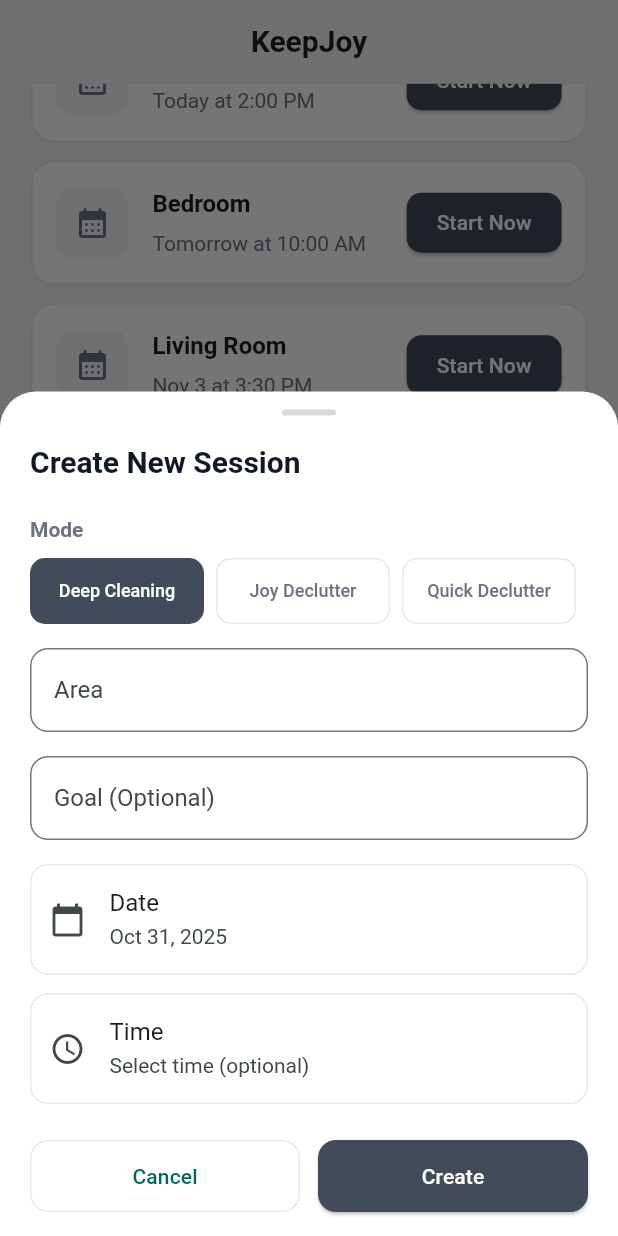
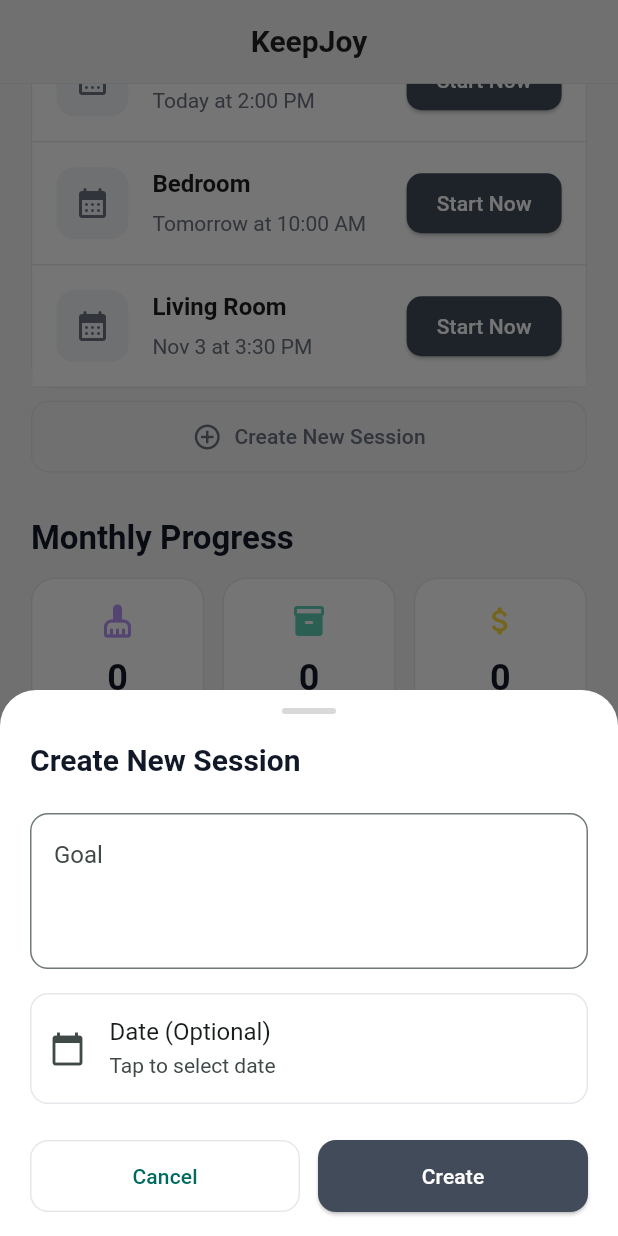
Before and after one commit to icaichen/KeepJoy, a Flutter app: the screen it shows after launch, scrolled down 576 dp, after a tap on "Create New Session", on a phone screen of 412 x 824 dp. Run offline on Flutter 3.47's test engine with Material 3 defaults, Android fonts, the phone set to English and light mode, and no system bars; our stand-ins replace image_picker, supabase_flutter, table_calendar; missing offline and left inert: google_mlkit_image_labeling; accounts and stored records are empty; Roboto replaces fonts that are missing (SF Pro Display, SF Pro Text); project files that could hold a hidden picture were left out.

Commit message:
change streak and declutter calendar add goal function

```diff
--- a/lib/features/dashboard/dashboard_screen.dart
+++ b/lib/features/dashboard/dashboard_screen.dart
@@ -171,11 +171,8 @@
   }
 
   void _showAddSessionDialog(BuildContext context, bool isChinese) {
-    final TextEditingController areaController = TextEditingController();
     final TextEditingController goalController = TextEditingController();
-    DateTime? selectedDate = DateTime.now();
-    TimeOfDay? selectedTime;
-    SessionMode selectedMode = SessionMode.deepCleaning;
+    DateTime? selectedDate;
 
     showModalBottomSheet<void>(
       context: context,
@@ -195,7 +192,6 @@
                 top: 12,
               ),
               child: SafeArea(
-                child: SingleChildScrollView(
                 child: Column(
                   mainAxisSize: MainAxisSize.min,
                   crossAxisAlignment: CrossAxisAlignment.start,
@@ -221,78 +217,24 @@
                     ),
                     const SizedBox(height: 20),
 
-                      // Mode Selection
-                      Text(
-                        isChinese ? '模式' : 'Mode',
-                        style: const TextStyle(
-                          fontSize: 14,
-                          fontWeight: FontWeight.w600,
-                          color: Color(0xFF6B7280),
-                        ),
-                      ),
-                      const SizedBox(height: 8),
-                      Row(
-                        children: SessionMode.values.map((mode) {
-                          final isSelected = selectedMode == mode;
-                          return Expanded(
-                            child: Padding(
-                              padding: const EdgeInsets.only(right: 8),
-                              child: InkWell(
-                                onTap: () {
-                                  setModalState(() {
-                                    selectedMode = mode;
-                                  });
-                                },
-                                child: Container(
-                                  padding: const EdgeInsets.symmetric(vertical: 12),
-                                  decoration: BoxDecoration(
-                                    color: isSelected ? const Color(0xFF414B5A) : Colors.white,
-                                    border: Border.all(
-                                      color: isSelected ? const Color(0xFF414B5A) : const Color(0xFFE5E7EA),
-                                    ),
-                                    borderRadius: BorderRadius.circular(10),
-                                  ),
-                                  child: Text(
-                                    mode.displayName(isChinese),
-                                    style: TextStyle(
-                                      fontSize: 12,
-                                      fontWeight: FontWeight.w500,
-                                      color: isSelected ? Colors.white : const Color(0xFF6B7280),
-                                    ),
-                                    textAlign: TextAlign.center,
-                                  ),
-                                ),
-                              ),
-                            ),
-                          );
-                        }).toList(),
-                      ),
-                      const SizedBox(height: 16),
-
+                    // Free-form goal input
                     TextField(
-                        controller: areaController,
+                      controller: goalController,
+                      maxLines: 3,
                       decoration: InputDecoration(
-                          labelText: isChinese ? '区域' : 'Area',
-                          hintText: isChinese ? '例如：厨房、卧室' : 'e.g., Kitchen, Bedroom',
+                        labelText: isChinese ? '目标' : 'Goal',
+                        hintText: isChinese
+                            ? '例如：12月底前整理50件物品\n或：清理厨房并拍照记录'
+                            : 'e.g., Declutter 50 items by end of December\nor Clean kitchen and take photos',
                         border: OutlineInputBorder(
                           borderRadius: BorderRadius.circular(12),
                         ),
+                        alignLabelWithHint: true,
                       ),
                     ),
                     const SizedBox(height: 16),
 
-                      TextField(
-                        controller: goalController,
-                        decoration: InputDecoration(
-                          labelText: isChinese ? '目标（可选）' : 'Goal (Optional)',
-                          hintText: isChinese ? '例如：整理50件物品' : 'e.g., Declutter 50 items',
-                          border: OutlineInputBorder(
-                            borderRadius: BorderRadius.circular(12),
-                          ),
-                        ),
-                      ),
-                      const SizedBox(height: 16),
-
+                    // Optional date
                     ListTile(
                       contentPadding: const EdgeInsets.symmetric(horizontal: 12),
                       shape: RoundedRectangleBorder(
@@ -300,12 +242,22 @@
                         side: const BorderSide(color: Color(0xFFE5E7EA)),
                       ),
                       leading: const Icon(Icons.calendar_today),
-                        title: Text(isChinese ? '日期' : 'Date'),
+                      title: Text(isChinese ? '日期（可选）' : 'Date (Optional)'),
                       subtitle: Text(
                         selectedDate != null
                             ? DateFormat(isChinese ? 'yyyy年M月d日' : 'MMM d, yyyy').format(selectedDate!)
-                              : (isChinese ? '选择日期' : 'Select date'),
-                        ),
+                            : (isChinese ? '点击选择日期' : 'Tap to select date'),
+                      ),
+                      trailing: selectedDate != null
+                          ? IconButton(
+                              icon: const Icon(Icons.clear, size: 20),
+                              onPressed: () {
+                                setModalState(() {
+                                  selectedDate = null;
+                                });
+                              },
+                            )
+                          : null,
                       onTap: () async {
                         final picked = await showDatePicker(
                           context: builderContext,
@@ -316,32 +268,6 @@
                         if (picked != null) {
                           setModalState(() {
                             selectedDate = picked;
-                            });
-                          }
-                        },
-                      ),
-                      const SizedBox(height: 12),
-                      ListTile(
-                        contentPadding: const EdgeInsets.symmetric(horizontal: 12),
-                        shape: RoundedRectangleBorder(
-                          borderRadius: BorderRadius.circular(12),
-                          side: const BorderSide(color: Color(0xFFE5E7EA)),
-                        ),
-                        leading: const Icon(Icons.access_time),
-                        title: Text(isChinese ? '时间' : 'Time'),
-                        subtitle: Text(
-                          selectedTime != null
-                              ? selectedTime!.format(builderContext)
-                              : (isChinese ? '选择时间（可选）' : 'Select time (optional)'),
-                        ),
-                        onTap: () async {
-                          final picked = await showTimePicker(
-                            context: builderContext,
-                            initialTime: selectedTime ?? TimeOfDay.now(),
-                          );
-                          if (picked != null) {
-                            setModalState(() {
-                              selectedTime = picked;
                           });
                         }
                       },
@@ -366,10 +292,10 @@
                         Expanded(
                           child: ElevatedButton(
                             onPressed: () {
-                                if (areaController.text.trim().isEmpty) {
+                              if (goalController.text.trim().isEmpty) {
                                 ScaffoldMessenger.of(context).showSnackBar(
                                   SnackBar(
-                                      content: Text(isChinese ? '请输入区域名称' : 'Please enter an area name'),
+                                    content: Text(isChinese ? '请输入目标' : 'Please enter a goal'),
                                   ),
                                 );
                                 return;
@@ -377,14 +303,14 @@
 
                               final newSession = PlannedSession(
                                 id: DateTime.now().millisecondsSinceEpoch.toString(),
-                                  title: '${areaController.text} Declutter',
-                                  area: areaController.text.trim(),
+                                title: goalController.text.trim(),
+                                area: 'General',
                                 scheduledDate: selectedDate,
-                                  scheduledTime: selectedTime?.format(builderContext),
+                                scheduledTime: null,
                                 createdAt: DateTime.now(),
                                 priority: TaskPriority.thisWeek,
-                                  mode: selectedMode,
-                                  goal: goalController.text.trim().isEmpty ? null : goalController.text.trim(),
+                                mode: SessionMode.quickDeclutter,
+                                goal: goalController.text.trim(),
                               );
 
                               widget.onAddPlannedSession(newSession);
@@ -411,7 +337,6 @@
                     ),
                     const SizedBox(height: 16),
                   ],
-                  ),
                 ),
               ),
             );
@@ -749,6 +674,23 @@
       return isChinese ? '$dateStr $time' : '$dateStr at $time';
     } else {
       return dateStr;
+    }
+  }
+
+  void _startSessionFromPlanned(PlannedSession session) {
+    switch (session.mode) {
+      case SessionMode.deepCleaning:
+        // For deep cleaning, start the session (which will take to before photo page)
+        widget.onStartSession(session.area);
+        break;
+      case SessionMode.joyDeclutter:
+        // For joy declutter, navigate to joy declutter flow
+        widget.onOpenJoyDeclutter();
+        break;
+      case SessionMode.quickDeclutter:
+        // For quick declutter, navigate to quick declutter flow
+        widget.onOpenQuickDeclutter();
+        break;
     }
   }
 
@@ -1298,15 +1240,20 @@
                         ),
                         const SizedBox(height: 16),
 
-                        // Planned session cards with swipe to delete
-                        ...widget.plannedSessions.take(3).map((session) {
+                        // Planned session cards container with swipe to delete
+                        Container(
+                          decoration: BoxDecoration(
+                            color: Colors.white,
+                            borderRadius: BorderRadius.circular(16),
+                            border: Border.all(color: const Color(0xFFE5E7EA)),
+                          ),
+                          child: Column(
+                            children: widget.plannedSessions.take(3).map((session) {
                               return Dismissible(
                                 key: Key(session.id),
                                 background: Container(
-                              margin: const EdgeInsets.only(bottom: 12),
-                              decoration: BoxDecoration(
+                                  decoration: const BoxDecoration(
                                     color: Colors.red,
-                                borderRadius: BorderRadius.circular(16),
                                   ),
                                   alignment: Alignment.centerRight,
                                   padding: const EdgeInsets.only(right: 20),
@@ -1325,19 +1272,15 @@
                                   );
                                 },
                                 child: Container(
-                              margin: const EdgeInsets.only(bottom: 12),
                                   padding: const EdgeInsets.all(16),
                                   decoration: BoxDecoration(
                                     color: Colors.white,
-                                borderRadius: BorderRadius.circular(16),
-                                border: Border.all(color: const Color(0xFFE5E7EA)),
-                                boxShadow: const [
-                                  BoxShadow(
-                                    color: Color(0x0A000000),
-                                    blurRadius: 8,
-                                    offset: Offset(0, 2),
-                                  ),
-                                ],
+                                    border: Border(
+                                      bottom: BorderSide(
+                                        color: const Color(0xFFE5E7EA),
+                                        width: widget.plannedSessions.take(3).last == session ? 0 : 1,
+                                      ),
+                                    ),
                                   ),
                                   child: Row(
                                     children: [
@@ -1360,7 +1303,7 @@
                                           crossAxisAlignment: CrossAxisAlignment.start,
                                           children: [
                                             Text(
-                                          session.area,
+                                              session.goal ?? session.area,
                                               style: const TextStyle(
                                                 fontSize: 16,
                                                 fontWeight: FontWeight.w600,
@@ -1380,7 +1323,7 @@
                                       ),
                                       ElevatedButton(
                                         onPressed: () {
-                                      widget.onStartSession(session.area);
+                                          _startSessionFromPlanned(session);
                                         },
                                         style: ElevatedButton.styleFrom(
                                           backgroundColor: const Color(0xFF414B5A),
@@ -1399,7 +1342,9 @@
                                   ),
                                 ),
                               );
-                        }),
+                            }).toList(),
+                          ),
+                        ),
 
                         // Create New Session button
                         const SizedBox(height: 8),
```
Lines whose indentation alone changed are shown as unchanged.
